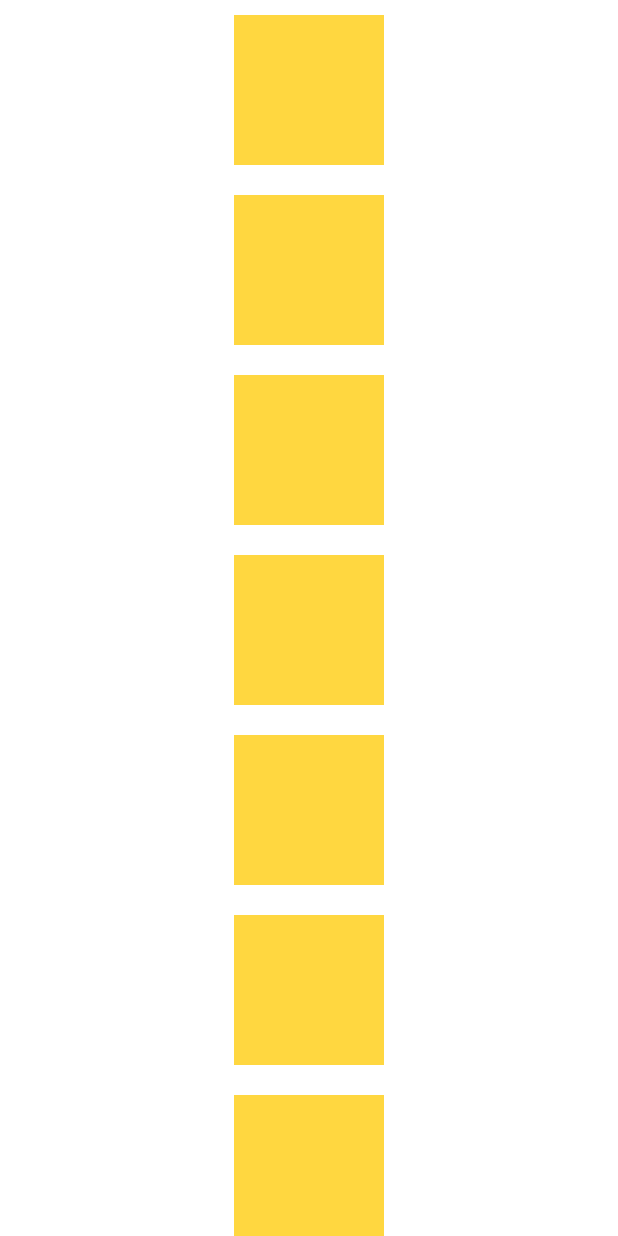
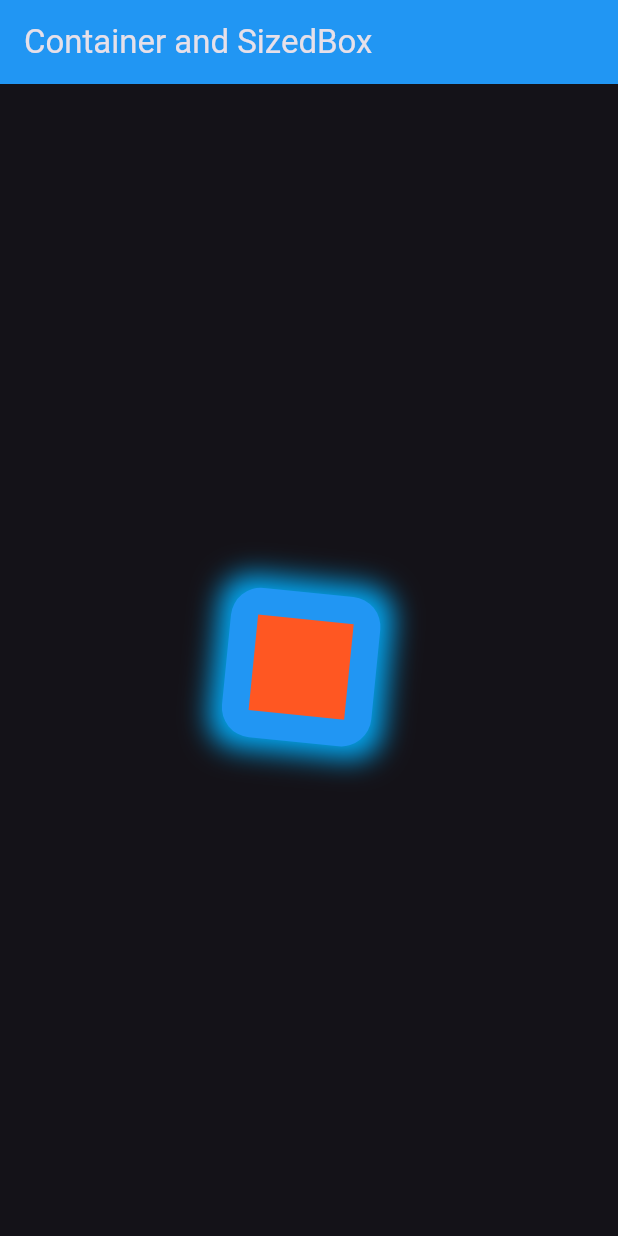
Before and after one commit to AtharvaParadkar/Flutter-Fundamentals, a Flutter app: the screen it shows after launch, on a phone screen of 412 x 824 dp. Run offline on Flutter 3.47's test engine with Material 3 defaults, Android fonts, the phone set to English and light mode, and no system bars.

Commit message:
Container SizedBox

```diff
--- /dev/null
+++ b/lib/Widgets/containersized.dart
@@ -0,0 +1,46 @@
+//^ Padding is space from INSIDE and Margin is space from OUTSIDE
+
+import "package:flutter/material.dart";
+
+class ContainerSized extends StatelessWidget {
+  const ContainerSized({super.key});
+
+  @override
+  Widget build(BuildContext context) {
+    return Scaffold(
+      appBar: AppBar(
+        backgroundColor: Colors.blue,
+        title: const Text('Container and SizedBox'),
+      ),
+      body: Center(
+        child: Container(
+          padding: const EdgeInsets.all(8),
+          // color: Colors.teal,
+          height: 100,
+          width: 100,
+          transform: Matrix4.rotationZ(0.1),
+          decoration: BoxDecoration(
+              color: Colors.blue,
+              /*shape: BoxShape.circle,*/
+              borderRadius: BorderRadius.circular(20),
+              boxShadow: const [
+                BoxShadow(
+                  blurRadius: 15,
+                  spreadRadius: 8,
+                  color: Colors.lightBlue,
+                )
+              ]),
+          child: Center(
+            child: Container(color: Colors.deepOrange,margin: const EdgeInsets.all(10),),
+            // Text('Hello',style: TextStyle(fontSize: 30),),
+          ),
+        ),
+      ),
+      //const SizedBox(
+      //   height: 50,
+      //   width: 50,
+      //   child: Text('Hello'),
+      // ),
+    );
+  }
+}
--- a/lib/main.dart
+++ b/lib/main.dart
@@ -1,6 +1,7 @@
 // ignore_for_file: unused_import
 
 import "package:flutter/material.dart";
+import "package:flutter_basics/Widgets/containersized.dart";
 import "package:flutter_basics/for_loop.dart";
 void main() => runApp(const MyApp());
 
@@ -16,7 +17,7 @@ class MyApp extends StatelessWidget {
         primaryColor: const Color.fromARGB(255, 0, 0, 255),
         brightness: Brightness.dark,
       ),
-      home: const MyWidget(),
+      home: const ContainerSized(),
     );
   }
 }
```
